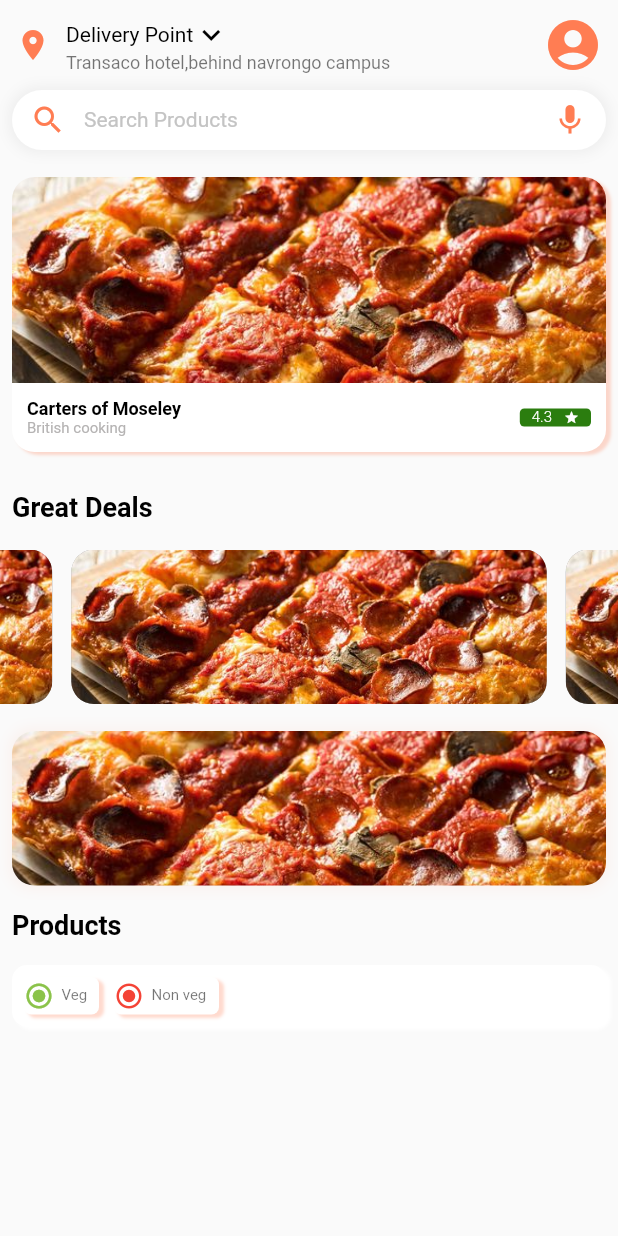
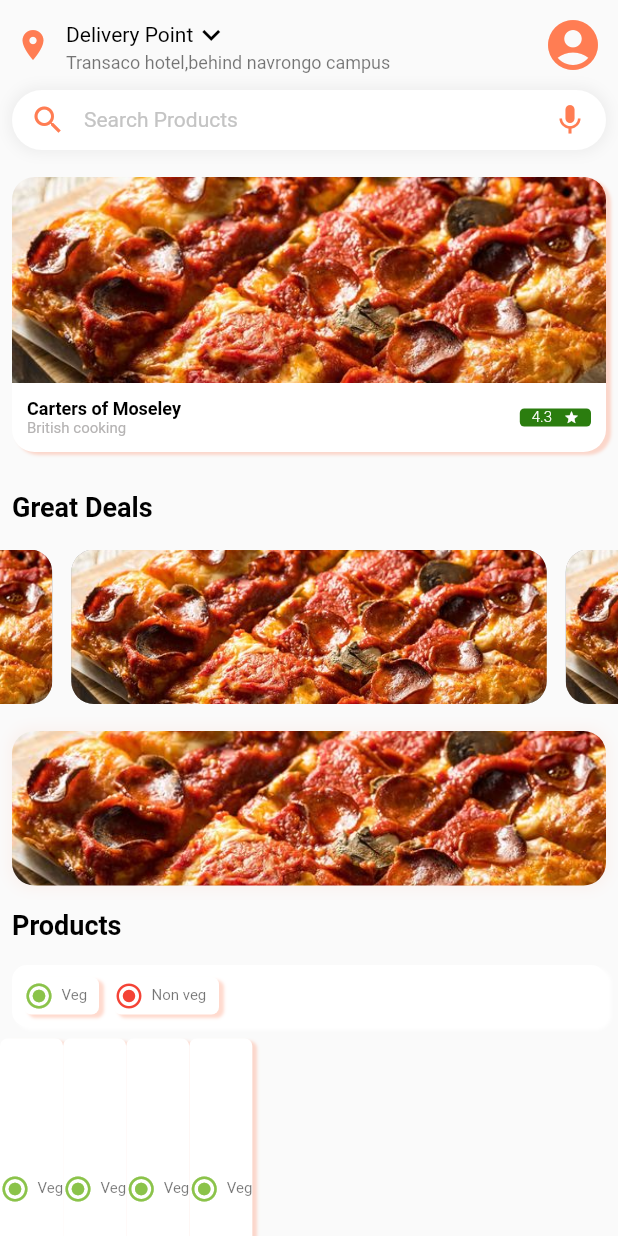
Before and after one commit to 9745668535/food-delivery-app, a Flutter app: the HomePage screen opened directly, on a phone screen of 412 x 824 dp. Run offline on Flutter 3.47's test engine with Material 2 defaults, Android fonts, the phone set to English and light mode, and no system bars; drawn by our look-alikes of carousel_slider; our stand-ins replace easy_stepper, flutter_rating_bar, fluttertoast, otp_text_field, shared_preferences; accounts and stored records are empty; Roboto replaces fonts that are missing (Poppins).

Commit message:
item list

```diff
--- a/lib/dash_home/screens/home_page.dart
+++ b/lib/dash_home/screens/home_page.dart
@@ -7,6 +7,7 @@ import 'package:myfoodcart/resources/drawable_resources.dart';
 import 'package:myfoodcart/resources/style_resources.dart';
 import 'package:myfoodcart/utils/utils.dart';
 import 'delivery_point.dart';
+import 'itwm_list_screen.dart';
 
 
 
@@ -194,6 +195,10 @@ class _HomePageState extends State<HomePage> {
                 child: Text("Products",style: StyleResource.headBold(context, 18),),
               ),
               _renderTabBar(),
+              Container(width: MediaQuery.of(context).size.width,
+                height: 200,
+                  child: ItemListScreen())
+
 
 
 
--- /dev/null
+++ b/lib/dash_home/screens/itwm_list_screen.dart
@@ -0,0 +1,44 @@
+import 'package:easy_stepper/easy_stepper.dart';
+
+import '../../resources/decorations.dart';
+import '../../resources/style_resources.dart';
+
+class ItemListScreen extends StatefulWidget {
+  const ItemListScreen({Key? key}) : super(key: key);
+
+  @override
+  State<ItemListScreen> createState() => _ItemListScreenState();
+}
+
+class _ItemListScreenState extends State<ItemListScreen> {
+  @override
+  Widget build(BuildContext context) {
+    return Container(
+
+      child: ListView.separated(scrollDirection: Axis.horizontal,
+          itemBuilder: (BuildContext context,int index){
+            return  Container(
+
+
+
+
+
+              decoration: BoxDecoration(boxShadow: [
+                Decorations.BoxShadowDecorations(context)
+              ],
+                  color: Colors.white,borderRadius: BorderRadius.circular(5)),
+              child: Row(
+                children: [
+                  Icon(Icons.radio_button_on_sharp,color: Colors.lightGreen,size: 20,),
+                  SizedBox(width: 5,),
+                  Text("Veg",style: StyleResource.greyHead(context, 10),)
+                ],
+              ),
+
+            );
+          }, separatorBuilder: (BuildContext context,int index){
+            return Container();
+          }, itemCount:4),
+    );
+  }
+}
```
